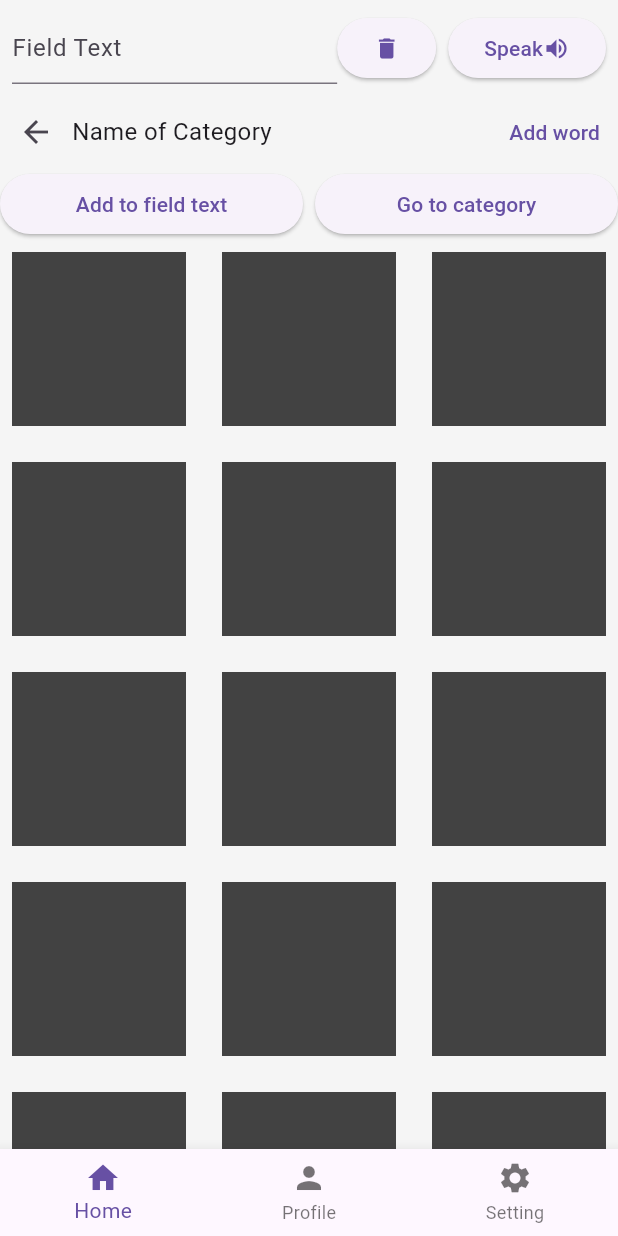
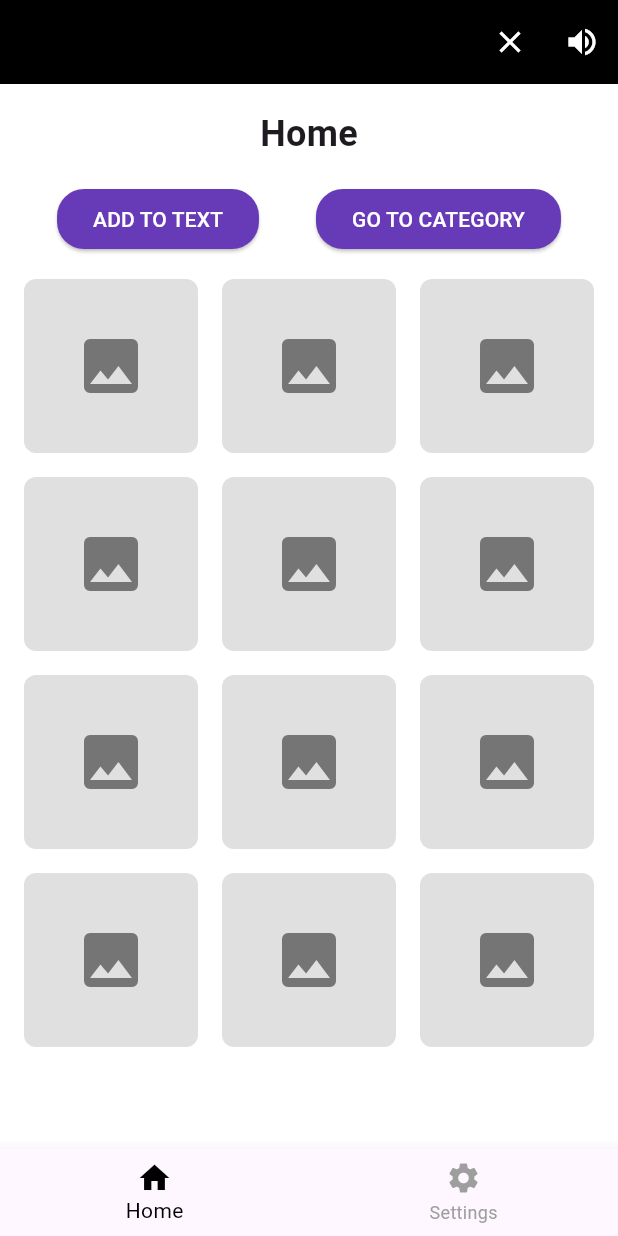
Before and after one commit to juvonKT/aac_app, a Flutter app: the screen it shows after launch, on a phone screen of 412 x 824 dp. Run offline on Flutter 3.47's test engine with Material 3 defaults, Android fonts, the light colour scheme and no system bars; our stand-ins replace flutter_tts.

Commit message:
added homepage

```diff
--- /dev/null
+++ b/lib/HomePage.dart
@@ -0,0 +1,143 @@
+// lib/home_page.dart
+import 'package:flutter/material.dart';
+import 'package:flutter_tts/flutter_tts.dart';
+
+class HomePage extends StatefulWidget {
+  const HomePage({super.key});
+
+  @override
+  _HomePageState createState() => _HomePageState();
+}
+
+class _HomePageState extends State<HomePage> {
+  FlutterTts flutterTts = FlutterTts();
+  List<String> _words = [];
+
+  void _addWord() {
+    setState(() {
+      _words.add('ok');
+    });
+  }
+
+  void _removeWord() {
+    setState(() {
+      if (_words.isNotEmpty) {
+        _words.removeLast();
+      }
+    });
+  }
+
+  void _speak() async {
+    await flutterTts.speak(_words.join(' '));
+  }
+
+  @override
+  void dispose() {
+    flutterTts.stop();
+    super.dispose();
+  }
+
+  @override
+  Widget build(BuildContext context) {
+    return Scaffold(
+      appBar: AppBar(
+        backgroundColor: Colors.black,
+        title: Text(
+          _words.join(' '),
+          style: TextStyle(color: Colors.white),
+        ),
+        actions: [
+          IconButton(
+            icon: Icon(Icons.close, color: Colors.white),
+            onPressed: _removeWord,
+          ),
+          IconButton(
+            icon: Icon(Icons.volume_up, color: Colors.white),
+            onPressed: _speak,
+          ),
+        ],
+      ),
+      body: Container(
+        color: Colors.white,
+        child: Column(
+          children: [
+            Padding(
+              padding: const EdgeInsets.all(16.0),
+              child: Center(
+                child: Text(
+                  'Home',
+                  style: TextStyle(fontSize: 24, fontWeight: FontWeight.bold),
+                ),
+              ),
+            ),
+            Row(
+              mainAxisAlignment: MainAxisAlignment.spaceEvenly,
+              children: [
+                ElevatedButton(
+                  onPressed: _addWord,
+                  child: Text('ADD TO TEXT'),
+                  style: ElevatedButton.styleFrom(
+                    backgroundColor: Colors.deepPurple,
+                    foregroundColor: Colors.white,
+                    shape: RoundedRectangleBorder(
+                      borderRadius: BorderRadius.circular(18.0),
+                    ),
+                  ),
+                ),
+                ElevatedButton(
+                  onPressed: () {},
+                  child: Text('GO TO CATEGORY'),
+                  style: ElevatedButton.styleFrom(
+                    backgroundColor: Colors.deepPurple,
+                    foregroundColor: Colors.white,
+                    shape: RoundedRectangleBorder(
+                      borderRadius: BorderRadius.circular(18.0),
+                    ),
+                  ),
+                ),
+              ],
+            ),
+            Expanded(
+              child: GridView.builder(
+                padding: EdgeInsets.all(16),
+                gridDelegate: SliverGridDelegateWithFixedCrossAxisCount(
+                  crossAxisCount: 3,
+                  crossAxisSpacing: 16,
+                  mainAxisSpacing: 16,
+                ),
+                itemCount: 12,
+                itemBuilder: (context, index) {
+                  return Container(
+                    decoration: BoxDecoration(
+                      color: Colors.grey[300],
+                      borderRadius: BorderRadius.circular(8),
+                    ),
+                    child: Icon(
+                      Icons.image,
+                      color: Colors.grey[600],
+                      size: 48,
+                    ),
+                  );
+                },
+              ),
+            ),
+          ],
+        ),
+      ),
+      bottomNavigationBar: BottomNavigationBar(
+        items: [
+          BottomNavigationBarItem(
+            icon: Icon(Icons.home),
+            label: 'Home',
+          ),
+          BottomNavigationBarItem(
+            icon: Icon(Icons.settings),
+            label: 'Settings',
+          ),
+        ],
+        selectedItemColor: Colors.black,
+        unselectedItemColor: Colors.grey,
+      ),
+    );
+  }
+}
--- a/lib/main.dart
+++ b/lib/main.dart
@@ -1,6 +1,7 @@
 import 'package:flutter/material.dart';
 
 import 'CommunicationBoard.dart';
+import 'HomePage.dart';
 
 void main() {
   runApp(const MyApp());
@@ -14,10 +15,14 @@
   Widget build(BuildContext context) {
     return MaterialApp(
       theme: ThemeData(
-        primaryColor: const Color(0xFF4A4063),
-        scaffoldBackgroundColor: const Color(0xFFF5F5F5),
+        // primaryColor: const Color(0xFF4A4063),
+        // scaffoldBackgroundColor: const Color(0xFFF5F5F5),
+        primarySwatch: Colors.deepPurple,
       ),
-      home: const CommunicationBoard(),
+      // home: const CommunicationBoard(),
+      home: const HomePage(),
+
+
     );
   }
 }
```
